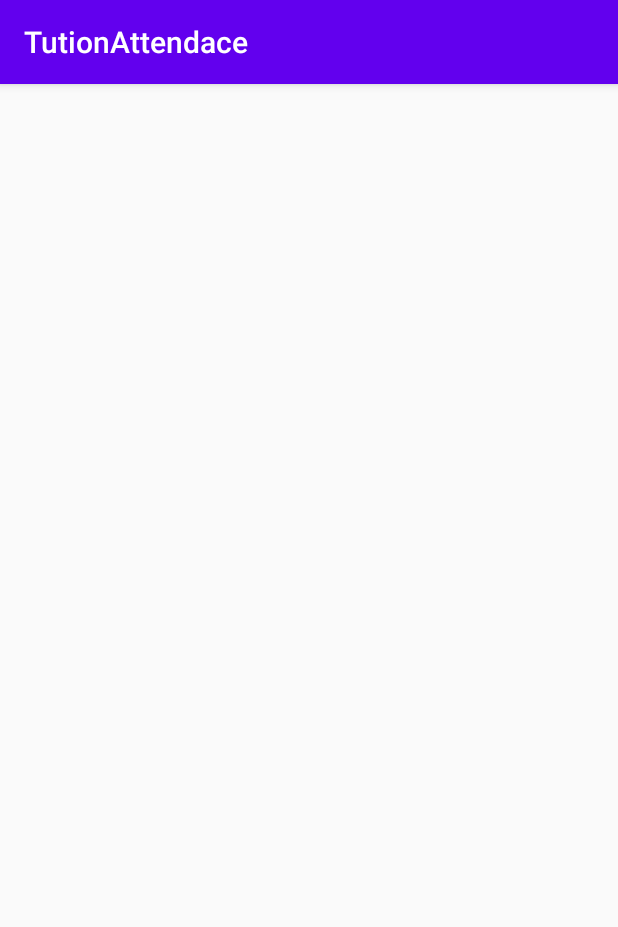
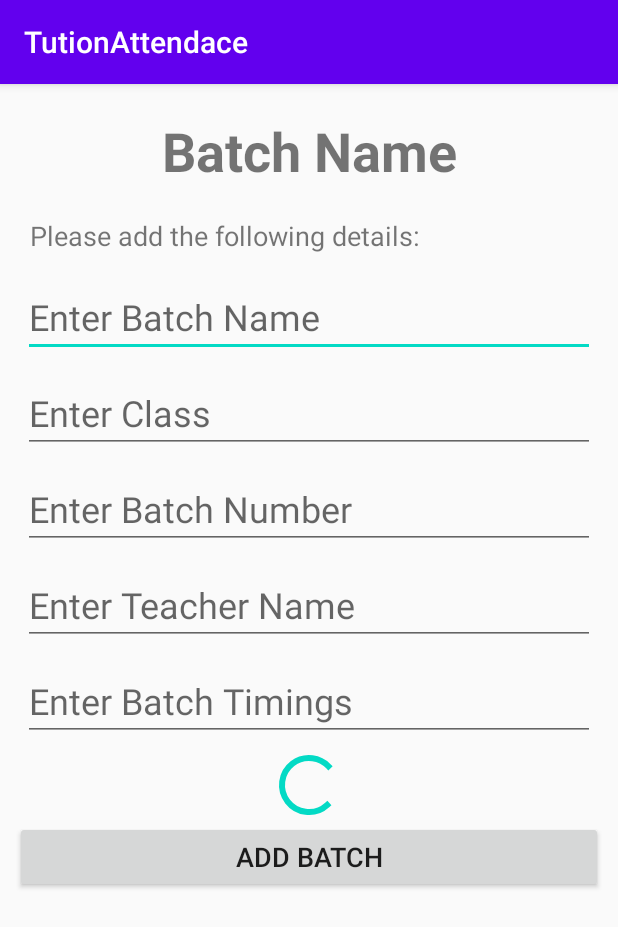
Before and after one commit to annu1239/TutionAttendace, an Android app: the BatchAdd screen opened directly, with no data from a screen before it, on a phone screen of 412 x 824 dp. Shown: the top 927 px of the screen. Run offline under Robolectric (Android 15) with nearby library versions, the phone set to English and light mode, and no system bars.

Commit message:
Added Admin, BatchAdd

```diff
--- a/app/src/main/java/com/uuu/tutionattendace/BatchAdd.java
+++ b/app/src/main/java/com/uuu/tutionattendace/BatchAdd.java
@@ -2,13 +2,80 @@ package com.uuu.tutionattendace;
 
 import androidx.appcompat.app.AppCompatActivity;
 
+import android.os.AsyncTask;
 import android.os.Bundle;
+import android.view.View;
+import android.widget.Button;
+import android.widget.EditText;
+import android.widget.ProgressBar;
+
+import java.io.BufferedReader;
+import java.io.IOException;
+import java.io.InputStream;
+import java.io.InputStreamReader;
+import java.net.MalformedURLException;
+import java.net.URL;
 
 public class BatchAdd extends AppCompatActivity {
+
+    EditText etName, etClass, etNum, etTeacher, etTime;
+    String name, cls, num, teacher, time;
+    Button btnAddBatch;
+    ProgressBar progressBar;
 
     @Override
     protected void onCreate(Bundle savedInstanceState) {
         super.onCreate(savedInstanceState);
         setContentView(R.layout.activity_batch_add);
+
+        etName = findViewById(R.id.etName);
+        etClass = findViewById(R.id.etClass);
+        etNum = findViewById(R.id.etNum);
+        etTeacher = findViewById(R.id.etTeacher);
+        etTime = findViewById(R.id.etTime);
+        btnAddBatch = findViewById(R.id.btnAddBatch);
+
+        btnAddBatch.setOnClickListener(new View.OnClickListener() {
+            @Override
+            public void onClick(View v) {
+                name = etName.getText().toString();
+                cls = etClass.getText().toString();
+                num = etNum.getText().toString();
+                teacher = etTeacher.getText().toString();
+                time = etTime.getText().toString();
+
+
+                new WebBatch().execute();
+            }
+        });
+
     }
-}
+
+    public class WebBatch extends AsyncTask<Void, Void, String> {
+
+        String result = "";
+
+        @Override
+        protected String doInBackground(Void... voids) {
+            return null;
+        }
+
+        @Override
+        protected void onPreExecute() {
+
+            etName.setError(null);
+            etClass.setError(null);
+            etNum.setError(null);
+            etTeacher.setError(null);
+            etTime.setError(null);
+            progressBar = findViewById(R.id.progressBar);
+            progressBar.setVisibility(View.VISIBLE);
+            super.onPreExecute();
+        }
+
+        @Override
+        protected void onProgressUpdate(Void... values) {
+            super.onProgressUpdate(values);
+        }
+
+    }}
--- a/app/src/main/res/layout/activity_batch_add.xml
+++ b/app/src/main/res/layout/activity_batch_add.xml
@@ -1,9 +1,95 @@
 <?xml version="1.0" encoding="utf-8"?>
-<androidx.constraintlayout.widget.ConstraintLayout xmlns:android="http://schemas.android.com/apk/res/android"
+<LinearLayout xmlns:android="http://schemas.android.com/apk/res/android"
     xmlns:app="http://schemas.android.com/apk/res-auto"
     xmlns:tools="http://schemas.android.com/tools"
     android:layout_width="match_parent"
     android:layout_height="match_parent"
+    android:orientation="vertical"
+    android:padding="10dp"
     tools:context=".BatchAdd">
 
-</androidx.constraintlayout.widget.ConstraintLayout>
+    <TextView
+        android:id="@+id/tvBatch"
+        android:layout_width="match_parent"
+        android:layout_height="wrap_content"
+        android:layout_marginTop="10dp"
+        android:layout_marginBottom="10dp"
+        android:gravity="center_horizontal"
+        android:text="Batch Name"
+        android:textSize="36sp"
+        android:textStyle="bold" />
+
+    <TextView
+        android:id="@+id/tvDetails"
+        android:layout_width="match_parent"
+        android:layout_height="wrap_content"
+        android:layout_margin="10dp"
+        android:text="Please add the following details:"
+        android:textSize="18sp" />
+
+    <EditText
+        android:id="@+id/etName"
+        android:layout_width="match_parent"
+        android:layout_height="wrap_content"
+        android:layout_margin="5dp"
+        android:ems="10"
+        android:hint="Enter Batch Name"
+        android:inputType="textPersonName"
+        android:textSize="24sp" />
+
+    <EditText
+        android:id="@+id/etClass"
+        android:layout_width="match_parent"
+        android:layout_height="wrap_content"
+        android:layout_margin="5dp"
+        android:ems="10"
+        android:hint="Enter Class"
+        android:inputType="textPersonName"
+        android:textSize="24sp" />
+
+    <EditText
+        android:id="@+id/etNum"
+        android:layout_width="match_parent"
+        android:layout_height="wrap_content"
+        android:layout_margin="5dp"
+        android:ems="10"
+        android:hint="Enter Batch Number"
+        android:inputType="number"
+        android:textSize="24sp" />
+
+    <EditText
+        android:id="@+id/etTeacher"
+        android:layout_width="match_parent"
+        android:layout_height="wrap_content"
+        android:layout_margin="5dp"
+        android:ems="10"
+        android:hint="Enter Teacher Name"
+        android:inputType="textPersonName"
+        android:textSize="24sp" />
+
+    <EditText
+        android:id="@+id/etTime"
+        android:layout_width="match_parent"
+        android:layout_height="wrap_content"
+        android:layout_margin="5dp"
+        android:ems="10"
+        android:hint="Enter Batch Timings"
+        android:inputType="textPersonName"
+        android:textSize="24sp" />
+
+    <ProgressBar
+        android:id="@+id/progressBar"
+        style="?android:attr/progressBarStyle"
+        android:layout_width="wrap_content"
+        android:layout_height="wrap_content"
+        android:layout_gravity="center_horizontal" />
+
+    <Button
+        android:id="@+id/btnAddBatch"
+        android:layout_width="match_parent"
+        android:layout_height="wrap_content"
+        android:text="Add Batch"
+        android:textSize="18sp" />
+
+
+</LinearLayout>
```
Also changed, not shown: app/src/main/java/com/uuu/tutionattendace/Admin.java (+46 -1 lines), app/src/main/res/layout/activity_admin.xml (+47 -2 lines).
